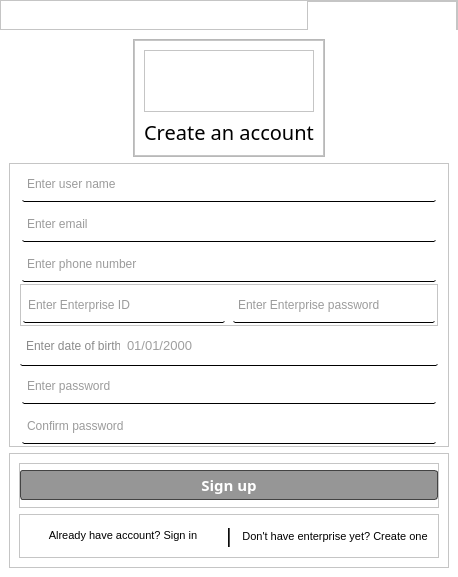
First picture: the form in Frontend/View/ui/login_resgister.ui, repository XxDdUu/DACS01, before the edit.
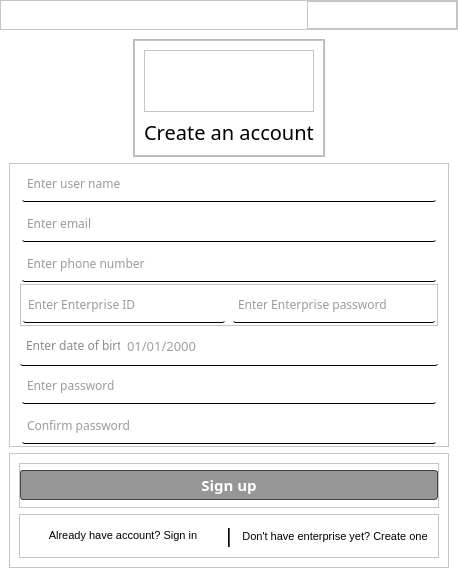
Second picture: the form after the edit. Icons and pictures are not drawn. Custom widgets are drawn as their Qt base class.

```diff
--- a/Frontend/View/ui/login_resgister.ui
+++ b/Frontend/View/ui/login_resgister.ui
@@ -91,14 +91,20 @@
          </size>
         </property>
         <property name="styleSheet">
-         <string notr="true">#header::hover {
-        background: rgb(235, 235, 235);
-}
-#header {
+         <string notr="true">#header {
 	background-color: rgb(255, 255, 255);
+	border-bottom:  1px solid  rgb(173, 173, 173);
 }
 QFrame#interact {
 	background-color: rgb(255, 255, 255);
+}
+#Menu_Setting {
+	border: none;
+	padding: 3px;
+	border-radius: 2px;
+}
+#Menu_Setting:hover {
+	background-color: rgb(221, 221, 221);
 }</string>
         </property>
         <property name="frameShape">
@@ -150,7 +156,7 @@
            <property name="minimumSize">
             <size>
              <width>150</width>
-             <height>30</height>
+             <height>28</height>
             </size>
            </property>
            <property name="maximumSize">
@@ -210,7 +216,7 @@
               <property name="minimumSize">
                <size>
                 <width>0</width>
-                <height>28</height>
+                <height>27</height>
                </size>
               </property>
               <property name="maximumSize">
@@ -239,7 +245,7 @@
               <property name="minimumSize">
                <size>
                 <width>0</width>
-                <height>28</height>
+                <height>27</height>
                </size>
               </property>
               <property name="maximumSize">
@@ -274,7 +280,7 @@
               <property name="minimumSize">
                <size>
                 <width>0</width>
-                <height>28</height>
+                <height>27</height>
                </size>
               </property>
               <property name="maximumSize">
@@ -306,6 +312,11 @@
       </item>
       <item>
        <widget class="QStackedWidget" name="Background">
+        <property name="font">
+         <font>
+          <family>Nirmala UI Semilight</family>
+         </font>
+        </property>
         <property name="styleSheet">
          <string notr="true">#Register_page {
         background: rgb(255, 255, 255);
@@ -488,7 +499,11 @@
         margin: 2px;
         height: 35px;
         padding-left: 3px;
-		
+}
+QLineEdit:hover {
+		border: 2px solid rgb(34, 34, 34);
+        color :  rgb(0, 0, 0);
+        border-radius: 5px;
 }
 #DateOfBirth {
         margin: 2px;
@@ -541,6 +556,11 @@
                  <height>35</height>
                 </size>
                </property>
+               <property name="font">
+                <font>
+                 <family>Nirmala UI Semilight</family>
+                </font>
+               </property>
                <property name="placeholderText">
                 <string>Enter user name</string>
                </property>
@@ -554,6 +574,11 @@
                  <height>35</height>
                 </size>
                </property>
+               <property name="font">
+                <font>
+                 <family>Nirmala UI Semilight</family>
+                </font>
+               </property>
                <property name="dragEnabled">
                 <bool>false</bool>
                </property>
@@ -570,6 +595,11 @@
                  <height>35</height>
                 </size>
                </property>
+               <property name="font">
+                <font>
+                 <family>Nirmala UI Semilight</family>
+                </font>
+               </property>
                <property name="placeholderText">
                 <string>Enter phone number</string>
                </property>
@@ -601,6 +631,11 @@
                 </property>
                 <item>
                  <widget class="QLineEdit" name="Enterprise_id">
+                  <property name="font">
+                   <font>
+                    <family>Nirmala UI Semilight</family>
+                   </font>
+                  </property>
                   <property name="placeholderText">
                    <string>Enter Enterprise ID</string>
                   </property>
@@ -608,6 +643,11 @@
                 </item>
                 <item>
                  <widget class="QLineEdit" name="enterprise_password_employer">
+                  <property name="font">
+                   <font>
+                    <family>Nirmala UI Semilight</family>
+                   </font>
+                  </property>
                   <property name="echoMode">
                    <enum>QLineEdit::Password</enum>
                   </property>
@@ -684,6 +724,11 @@
                     <height>16777215</height>
                    </size>
                   </property>
+                  <property name="font">
+                   <font>
+                    <family>Nirmala UI Semilight</family>
+                   </font>
+                  </property>
                   <property name="text">
                    <string>Enter date of birth</string>
                   </property>
@@ -693,7 +738,7 @@
                  <widget class="QDateEdit" name="DateOfBirth">
                   <property name="font">
                    <font>
-                    <family>MS Shell Dlg 2</family>
+                    <family>Nirmala UI Semilight</family>
                     <pointsize>10</pointsize>
                    </font>
                   </property>
@@ -737,6 +782,11 @@
                  <height>35</height>
                 </size>
                </property>
+               <property name="font">
+                <font>
+                 <family>Nirmala UI Semilight</family>
+                </font>
+               </property>
                <property name="echoMode">
                 <enum>QLineEdit::Password</enum>
                </property>
@@ -747,6 +797,11 @@
              </item>
              <item>
               <widget class="QLineEdit" name="Confirm_password">
+               <property name="font">
+                <font>
+                 <family>Nirmala UI Semilight</family>
+                </font>
+               </property>
                <property name="echoMode">
                 <enum>QLineEdit::Password</enum>
                </property>
@@ -1687,6 +1742,11 @@
    <extends>QLabel</extends>
    <header>Frontend/View/component/clickableLabel</header>
   </customwidget>
+  <customwidget>
+   <class>AnimatedButton</class>
+   <extends>QPushButton</extends>
+   <header>Frontend.View.component.AnimatedButton</header>
+  </customwidget>
  </customwidgets>
  <resources>
   <include location="../resource/resources.qrc"/>
```
Left out of the diff: 39 changed lines with no effect on the pictures.
